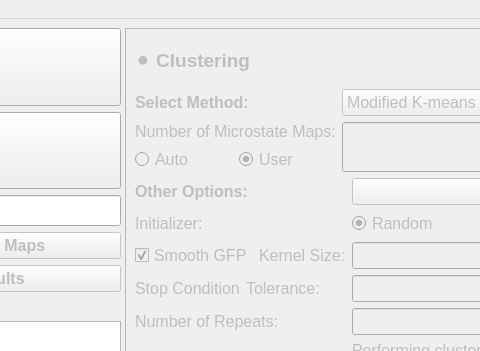
eeg-comet/eeg-comet, file src/main/resources/base/MainMicrostateWindow.ui: the form before one commit; both pictures show x 211 to 691 and y 0 to 351 of the 981 by 838 pixel window.
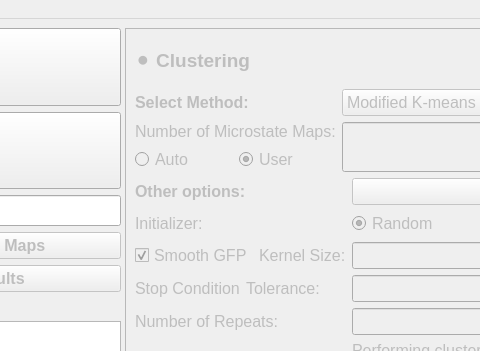
The form after the commit.

```diff
--- a/src/main/resources/base/MainMicrostateWindow.ui
+++ b/src/main/resources/base/MainMicrostateWindow.ui
@@ -434,7 +434,7 @@
                   </font>
                  </property>
                  <property name="text">
-                  <string>Other Options:</string>
+                  <string>Other options:</string>
                  </property>
                 </widget>
                </item>
```
Left out of the diff: 5 changed lines with no effect on the pictures.
